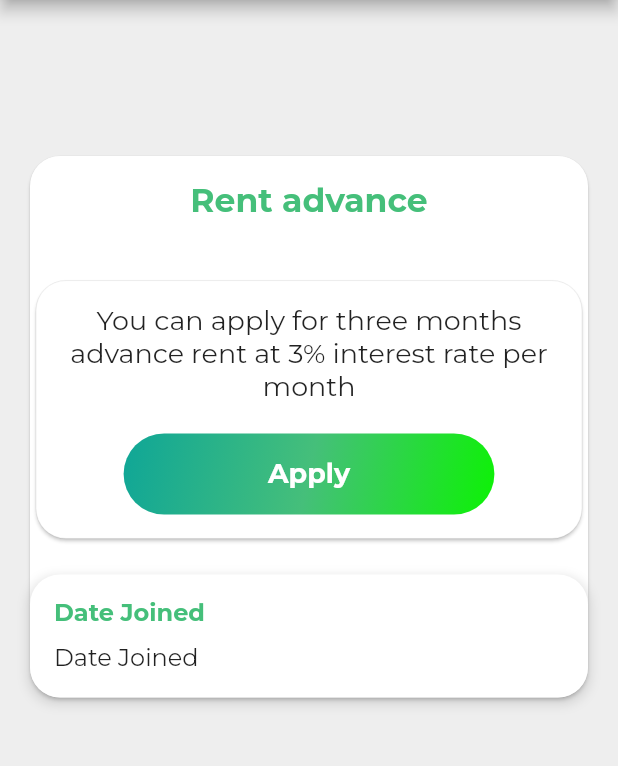
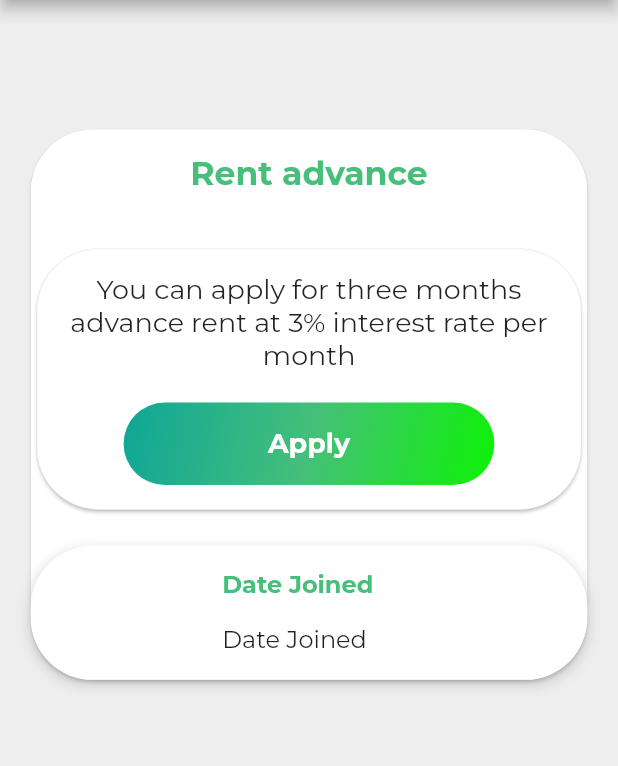
Before and after one commit to shahfarazz/rehnaa-concept, a Flutter app: the LandlordAdvanceRentPage screen opened directly with empty values, on a phone screen of 412 x 824 dp, the part 105-871 px from its top. Run offline on Flutter 3.47's test engine with Material 2 defaults, Android fonts, the phone set to English and light mode, and no system bars; our stand-ins replace cached_network_image, carousel_slider, cloud_firestore, confetti, firebase_auth, firebase_core and 12 more; missing offline and left inert: dart:html, dart:js_interop, flutter_pdfview; accounts and stored records are empty.

Commit message:
responsive ui

```diff
--- a/lib/frontend/helper/Landlorddashboard_pages/landlord_advance_rent.dart
+++ b/lib/frontend/helper/Landlorddashboard_pages/landlord_advance_rent.dart
@@ -44,20 +44,19 @@ class _LandlordAdvanceRentPageState extends State<LandlordAdvanceRentPage> {
   Widget build(BuildContext context) {
     final Size size = MediaQuery.of(context).size;
 
-
     return Scaffold(
       appBar: _buildAppBar(size, context),
-
       body: SingleChildScrollView(
         child: Container(
           color: Colors.grey[200], // Set the background color
-          padding: const EdgeInsets.symmetric(
-            vertical: 100.0,
-            horizontal: 16.0,
-          ), // Updated padding
+          padding: EdgeInsets.symmetric(
+            vertical: size.height * 0.1, // Updated vertical padding
+            horizontal: size.width * 0.04, // Updated horizontal padding
+          ),
           child: Card(
             shape: RoundedRectangleBorder(
-              borderRadius: BorderRadius.circular(20.0),
+              borderRadius: BorderRadius.circular(
+                  size.width * 0.1), // Updated border radius
             ),
             child: Column(
               children: [
@@ -77,14 +76,16 @@ class _LandlordAdvanceRentPageState extends State<LandlordAdvanceRentPage> {
                     ],
                   ),
                 ),
-                const SizedBox(height: 20),
+                SizedBox(height: size.height * 0.02),
                 Card(
                   shape: RoundedRectangleBorder(
-                    borderRadius: BorderRadius.circular(20.0),
-                    side: const BorderSide(color: Colors.grey, width: 0.1),
+                    borderRadius: BorderRadius.circular(
+                        size.width * 0.1), // Updated border radius
+                    side: BorderSide(color: Colors.grey, width: 0.1),
                   ),
                   child: Container(
-                    padding: const EdgeInsets.all(16.0),
+                    padding:
+                        EdgeInsets.all(size.width * 0.04), // Updated padding
                     child: Column(
                       children: [
                         const Text(
@@ -97,9 +98,10 @@ class _LandlordAdvanceRentPageState extends State<LandlordAdvanceRentPage> {
                         ),
                         const SizedBox(height: 20),
                         Container(
-                          width: MediaQuery.of(context).size.width * 0.6,
+                          width: size.width * 0.6,
                           decoration: BoxDecoration(
-                            borderRadius: BorderRadius.circular(30.0),
+                            borderRadius: BorderRadius.circular(
+                                size.width * 0.1), // Updated border radius
                             gradient: LinearGradient(
                               begin: Alignment.topLeft,
                               end: Alignment.bottomRight,
@@ -115,7 +117,8 @@ class _LandlordAdvanceRentPageState extends State<LandlordAdvanceRentPage> {
                           child: Material(
                             color: Colors.transparent,
                             child: InkWell(
-                              borderRadius: BorderRadius.circular(30.0),
+                              borderRadius: BorderRadius.circular(
+                                  size.width * 0.1), // Updated border radius
                               onTap: () {
                                 if (isApplied) {
                                   return;
@@ -174,9 +177,11 @@ class _LandlordAdvanceRentPageState extends State<LandlordAdvanceRentPage> {
                                 );
                               },
                               child: Ink(
-                                padding: const EdgeInsets.symmetric(
-                                  vertical: 16.0,
-                                  horizontal: 32.0,
+                                padding: EdgeInsets.symmetric(
+                                  vertical:
+                                      size.width * 0.04, // Updated padding
+                                  horizontal:
+                                      size.width * 0.08, // Updated padding
                                 ),
                                 child: Center(
                                   child: Text(
@@ -200,25 +205,29 @@ class _LandlordAdvanceRentPageState extends State<LandlordAdvanceRentPage> {
                 const SizedBox(height: 20),
                 Center(
                   child: Container(
-                    padding: const EdgeInsets.all(16.0),
+                    padding:
+                        EdgeInsets.all(size.width * 0.04), // Updated padding
                     decoration: BoxDecoration(
                       color: Colors.white,
-                      borderRadius: BorderRadius.circular(20.0),
+                      borderRadius: BorderRadius.circular(
+                          size.width * 0.1), // Updated border radius
                       boxShadow: [
                         BoxShadow(
                           color: Colors.grey.withOpacity(0.3),
                           spreadRadius: 2,
                           blurRadius: 5,
-                          offset: const Offset(0, 3),
+                          offset: Offset(0, 3),
                         ),
                       ],
                     ),
                     child: Column(
-                      mainAxisAlignment: MainAxisAlignment
-                          .center, // Align contents vertically in the center
+                      mainAxisAlignment: MainAxisAlignment.center,
                       children: [
                         Row(
                           children: [
+                            Padding(
+                                padding:
+                                    EdgeInsets.only(left: size.width * 0.27)),
                             Text(
                               landlord?.dateJoined
                                       ?.toDate()
@@ -234,9 +243,12 @@ class _LandlordAdvanceRentPageState extends State<LandlordAdvanceRentPage> {
                             ),
                           ],
                         ),
-                        SizedBox(height: 10),
+                        SizedBox(height: size.height * 0.02),
                         Row(
                           children: [
+                            Padding(
+                                padding:
+                                    EdgeInsets.only(left: size.width * 0.27)),
                             Text(
                               'Date Joined',
                               style: TextStyle(
@@ -259,17 +271,15 @@ class _LandlordAdvanceRentPageState extends State<LandlordAdvanceRentPage> {
   }
 }
 
-
 PreferredSizeWidget _buildAppBar(Size size, context) {
   return AppBar(
     toolbarHeight: 70,
-
     title: Padding(
       padding: EdgeInsets.only(
         // top: MediaQuery.of(context).size.height * 0.02, // 2% of the page height
-        right: MediaQuery.of(context).size.width * 0.14, // 55% of the page width
+        right:
+            MediaQuery.of(context).size.width * 0.14, // 55% of the page width
       ),
-
       child: Row(
         mainAxisAlignment: MainAxisAlignment.center,
         children: <Widget>[
@@ -305,10 +315,7 @@ PreferredSizeWidget _buildAppBar(Size size, context) {
       Padding(
         padding: const EdgeInsets.only(top: 15.0),
         child: Stack(
-            children: [
-
-
-            ],
+          children: [],
         ),
       ),
     ],
@@ -328,7 +335,6 @@ PreferredSizeWidget _buildAppBar(Size size, context) {
   );
 }
 
-
 class HexagonClipper extends CustomClipper<Path> {
   @override
   Path getClip(Size size) {
@@ -344,6 +350,7 @@ class HexagonClipper extends CustomClipper<Path> {
     path.close();
     return path;
   }
+
   @override
   bool shouldReclip(CustomClipper<Path> oldClipper) {
     return false;
--- a/lib/frontend/helper/Tenantdashboard_pages/tenant_renthistory.dart
+++ b/lib/frontend/helper/Tenantdashboard_pages/tenant_renthistory.dart
@@ -389,7 +389,7 @@ class _TenantRentHistoryPageState extends State<TenantRentHistoryPage>
             'All Tenant Rentals',
             style: GoogleFonts.montserrat(
               fontWeight: FontWeight.bold,
-              fontStyle: FontStyle.italic,
+              // fontStyle: FontStyle.italic,
               fontSize: size.width * 0.045,
               color: const Color(0xff33907c),
             ),
--- a/pubspec.yaml
+++ b/pubspec.yaml
@@ -56,6 +56,8 @@ dependencies:
     photo_view: ^0.14.0
     flutter_pdfview: ^1.3.1
     stream_transform: ^2.1.0
+    responsive_framework: ^1.1.0
+    flutter_image_compress: ^2.0.3
 
     # open_file: ^3.2.1
     # flutter_pdfview: ^1.2.7
```
Also changed, not shown: lib/frontend/Screens/vouchers.dart (+32 -39 lines), lib/frontend/helper/Landlorddashboard_pages/landlord_dashboard_content.dart (+7 -5 lines), lib/frontend/helper/Landlorddashboard_pages/landlord_interestfreeloan.dart (+100 -61 lines), lib/frontend/helper/Tenantdashboard_pages/tenant_dashboard_content.dart (+15 -7 lines), lib/frontend/helper/Tenantdashboard_pages/tenant_rented_property.dart (+50 -56 lines), lib/main.dart (+16 -6 lines), pubspec.lock, 1 other file. Lines whose indentation alone changed are shown as unchanged.
